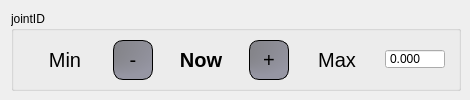
Above: MainHMI/src/jointcontrolbox.ui from scarecrow021/IRH_ROBOT_CONTROL_HMI before the change. Below: the same form after it.
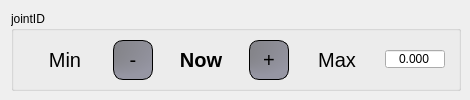
That is the form after the change.

```diff
--- a/MainHMI/src/jointcontrolbox.ui
+++ b/MainHMI/src/jointcontrolbox.ui
@@ -298,12 +298,21 @@
           <height>20</height>
          </size>
         </property>
+        <property name="alignment">
+         <set>Qt::AlignCenter</set>
+        </property>
         <property name="buttonSymbols">
          <enum>QAbstractSpinBox::NoButtons</enum>
         </property>
         <property name="decimals">
          <number>3</number>
         </property>
+        <property name="minimum">
+         <double>-10000.000000000000000</double>
+        </property>
+        <property name="maximum">
+         <double>10000.000000000000000</double>
+        </property>
        </widget>
       </item>
      </layout>
```
